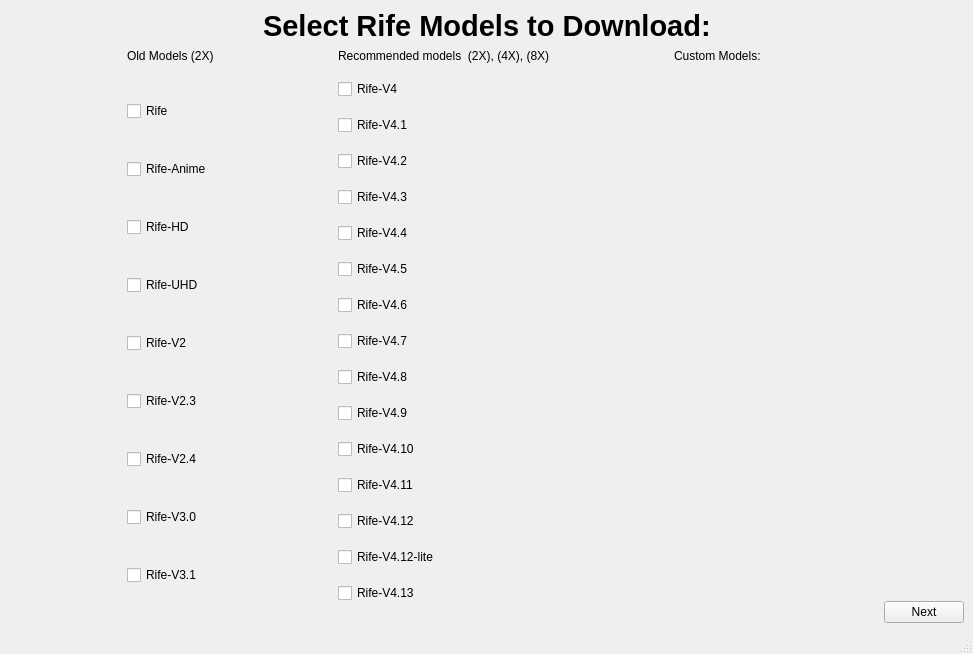
Qt form src/getModels/SelectModels.ui (TNTwise/REAL-Video-Enhancer) before a commit.
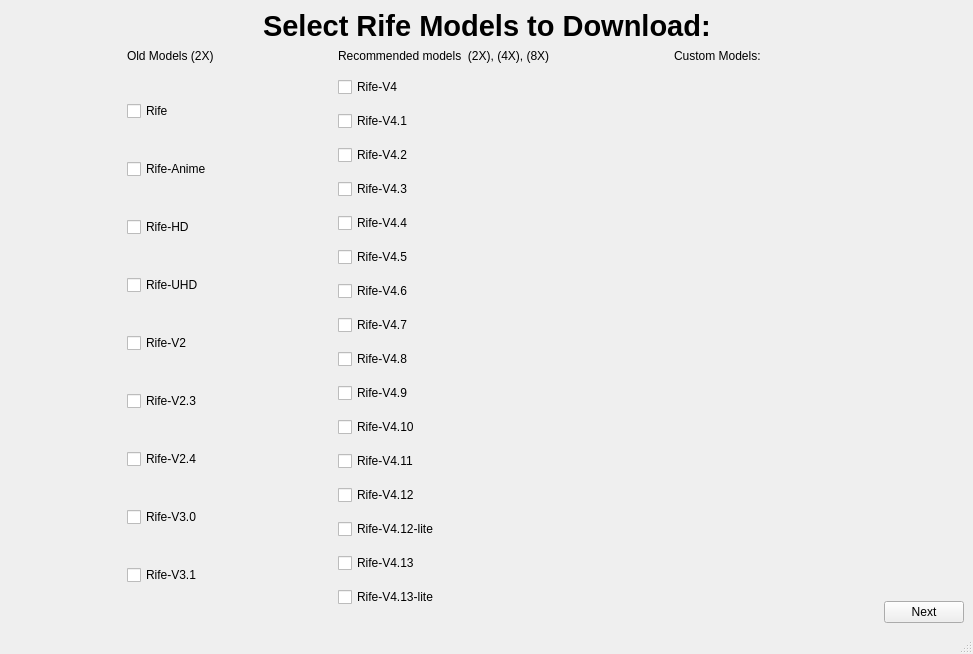
The same form after that commit.

Commit message: add rife-v4.13-lite

What changed in the file:
```diff
--- a/src/getModels/SelectModels.ui
+++ b/src/getModels/SelectModels.ui
@@ -255,6 +255,13 @@
               </property>
              </widget>
             </item>
+            <item>
+             <widget class="QCheckBox" name="rife413lite">
+              <property name="text">
+               <string>Rife-V4.13-lite</string>
+              </property>
+             </widget>
+            </item>
            </layout>
           </item>
           <item row="1" column="0">
```
The commit also changes 5 other files.
